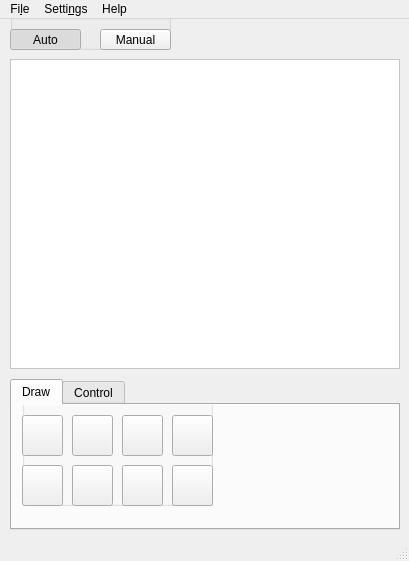
First picture: the form in gui/Draw-Vinci.ui, repository kthenrique/Draw-Vinci, before the edit.
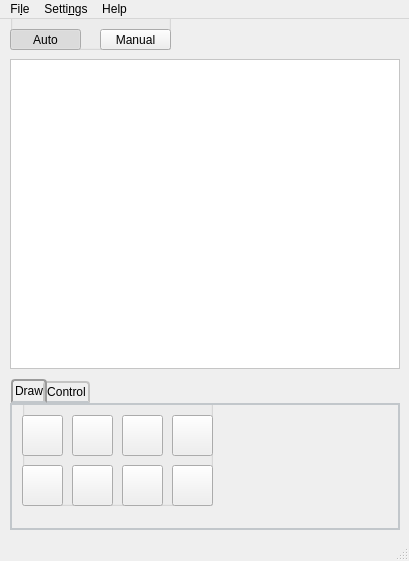
Second picture: the form after the edit. Icons and pictures are not drawn.

Patch:
```diff
--- a/gui/Draw-Vinci.ui
+++ b/gui/Draw-Vinci.ui
@@ -76,7 +76,65 @@
      </size>
     </property>
     <property name="styleSheet">
-     <string notr="true"/>
+     <string notr="true">QTabWidget::pane { /* The tab widget frame */
+    border-top: 2px solid #C2C7CB;
+    border-left: 2px solid #C2C7CB;
+    border-right: 2px solid #C2C7CB;
+ border-bottom: 2px solid #C2C7CB;
+
+}
+
+QTabWidget::tab-bar {
+    left: 1px; /* move to the right by 5px */
+}
+
+/* Style the tab using the tab sub-control. Note that
+    it reads QTabBar _not_ QTabWidget */
+QTabBar::tab {
+    background: qlineargradient(x1: 0, y1: 0, x2: 0, y2: 1,
+                                stop: 0 #E1E1E1, stop: 0.4 #DDDDDD,
+                                stop: 0.5 #D8D8D8, stop: 1.0 #D3D3D3);
+    border: 2px solid #C4C4C3;
+    border-bottom-color: #C2C7CB; /* same as the pane color */
+    border-top-left-radius: 4px;
+    border-top-right-radius: 4px;
+    min-width: 6ex;
+    padding: 2px;
+}
+
+QTabBar::tab:selected, QTabBar::tab:hover {
+    background: qlineargradient(x1: 0, y1: 0, x2: 0, y2: 1,
+                                stop: 0 #fafafa, stop: 0.4 #f4f4f4,
+                                stop: 0.5 #e7e7e7, stop: 1.0 #fafafa);
+}
+
+QTabBar::tab:selected {
+    border-color: #9B9B9B;
+    border-bottom-color: #C2C7CB; /* same as pane color */
+}
+
+QTabBar::tab:!selected {
+    margin-top: 2px; /* make non-selected tabs look smaller */
+}
+
+/* make use of negative margins for overlapping tabs */
+QTabBar::tab:selected {
+    /* expand/overlap to the left and right by 4px */
+    margin-left: -4px;
+    margin-right: -4px;
+}
+
+QTabBar::tab:first:selected {
+    margin-left: 0; /* the first selected tab has nothing to overlap with on the left */
+}
+
+QTabBar::tab:last:selected {
+    margin-right: 0; /* the last selected tab has nothing to overlap with on the right */
+}
+
+QTabBar::tab:only-one {
+    margin: 1; /* if there is only one tab, we don't want overlapping margins */
+}</string>
     </property>
     <property name="tabPosition">
      <enum>QTabWidget::North</enum>
```
Left out of the diff: 10 changed lines with no effect on the pictures.
